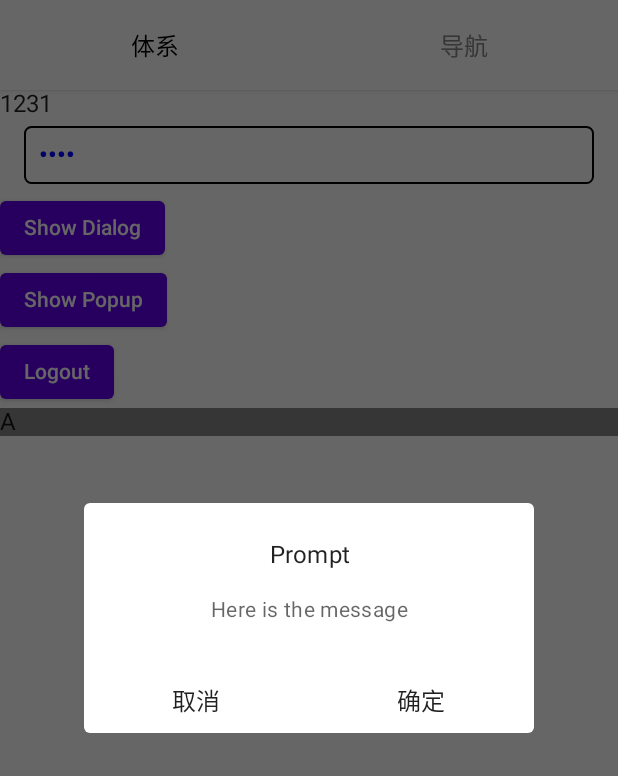
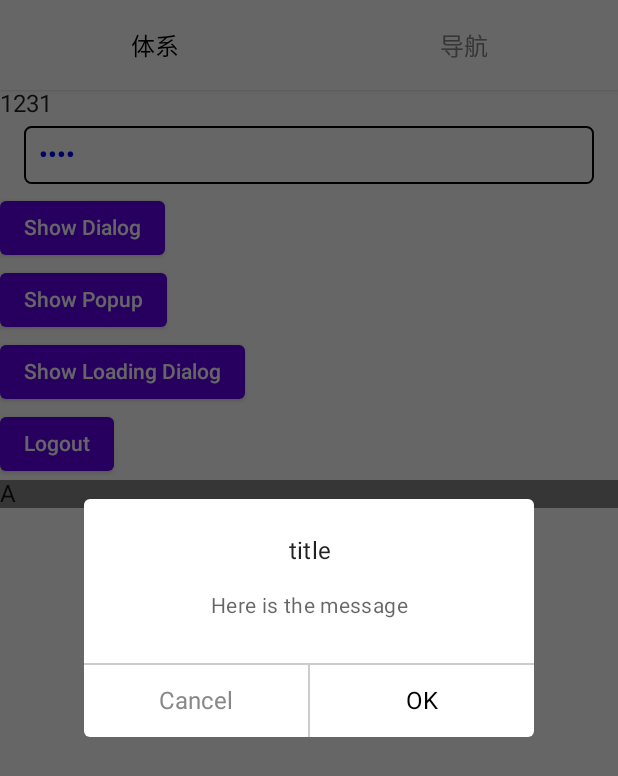
Before and after one commit to crayonxiaoxin/WanAndroid, an Android app built with Jetpack Compose: the composable TixiScreen shown on its own in the app's theme, after a tap on "Show Dialog", on a phone screen of 412 x 824 dp. Shown: the top 776 px of the screen. Run offline under Robolectric (Android 15) with nearby library versions, the phone set to English and light mode, and no system bars; our stand-ins replace accompanist; missing, so only their content is drawn: PermissionRequired, PermissionsRequired; 2 statements that could not run were skipped.

Commit message:
add dialog & loadingDialog

```diff
--- /dev/null
+++ b/app/src/main/java/com/github/crayonxiaoxin/wanandroid/ui/common/Dialog.kt
@@ -0,0 +1,100 @@
+package com.github.crayonxiaoxin.wanandroid.ui.common
+
+import androidx.compose.foundation.background
+import androidx.compose.foundation.clickable
+import androidx.compose.foundation.layout.*
+import androidx.compose.material.*
+import androidx.compose.runtime.Composable
+import androidx.compose.ui.Alignment
+import androidx.compose.ui.Modifier
+import androidx.compose.ui.graphics.Color
+import androidx.compose.ui.graphics.Shape
+import androidx.compose.ui.text.style.TextAlign
+import androidx.compose.ui.unit.dp
+import androidx.compose.ui.window.DialogProperties
+
+@Composable
+fun Dialog(
+    onDismissRequest: () -> Unit, // user click outside the dialog or backPress
+    modifier: Modifier = Modifier,
+    titleText: String = "",
+    messageText: String = "",
+    cancelText: String = "Cancel",
+    okText: String = "OK",
+    cancelClick: () -> Unit = {},
+    okClick: () -> Unit = {},
+    cancelTextColor: Color = Color.Gray,
+    okTextColor: Color = Color.Black,
+    title: (@Composable () -> Unit)? = {
+        Text(
+            text = titleText,
+            modifier = Modifier.fillMaxWidth(),
+            textAlign = TextAlign.Center
+        )
+    },
+    message: @Composable (() -> Unit)? = {
+        Text(
+            text = messageText,
+            modifier = Modifier.fillMaxWidth(),
+            textAlign = TextAlign.Center
+        )
+    },
+    shape: Shape = MaterialTheme.shapes.medium,
+    backgroundColor: Color = MaterialTheme.colors.surface,
+    contentColor: Color = contentColorFor(backgroundColor),
+    properties: DialogProperties = DialogProperties()
+) {
+    AlertDialog(
+        modifier = modifier,
+        onDismissRequest = onDismissRequest,
+        title = title,
+        shape = shape,
+        buttons = {
+            Column {
+                Divider(color = Color.LightGray)
+                Row(
+                    modifier = Modifier
+                        .fillMaxWidth()
+                        .height(48.dp),
+                    horizontalArrangement = Arrangement.SpaceEvenly
+                ) {
+                    Box(
+                        modifier = Modifier
+                            .clickable(onClick = cancelClick)
+                            .fillMaxHeight()
+                            .weight(1f),
+                        contentAlignment = Alignment.Center
+                    ) {
+                        Text(
+                            cancelText,
+                            color = cancelTextColor,
+                            textAlign = TextAlign.Center
+                        )
+                    }
+                    Box(
+                        modifier = Modifier
+                            .fillMaxHeight()
+                            .width(1.dp)
+                            .background(color = Color.LightGray)
+                    )
+                    Box(
+                        modifier = Modifier
+                            .clickable(onClick = okClick)
+                            .fillMaxHeight()
+                            .weight(1f),
+                        contentAlignment = Alignment.Center
+                    ) {
+                        Text(
+                            okText,
+                            color = okTextColor,
+                            textAlign = TextAlign.Center
+                        )
+                    }
+                }
+            }
+        },
+        text = message,
+        contentColor = contentColor,
+        properties = properties
+    )
+}
--- a/app/src/main/java/com/github/crayonxiaoxin/wanandroid/ui/home/HomeScreenVM.kt
+++ b/app/src/main/java/com/github/crayonxiaoxin/wanandroid/ui/home/HomeScreenVM.kt
@@ -6,8 +6,7 @@ import androidx.lifecycle.ViewModel
 import androidx.lifecycle.viewModelScope
 import com.github.crayonxiaoxin.wanandroid.data.*
 import com.github.crayonxiaoxin.wanandroid.model.ArticleData
-import com.github.crayonxiaoxin.wanandroid.model.BannerData
-import kotlinx.coroutines.flow.MutableStateFlow
+import com.github.crayonxiaoxin.wanandroid.ui.common.BannerData
 import kotlinx.coroutines.launch
 
 class HomeScreenVM : ViewModel() {
--- a/app/src/main/java/com/github/crayonxiaoxin/wanandroid/ui/login/LoginScreen.kt
+++ b/app/src/main/java/com/github/crayonxiaoxin/wanandroid/ui/login/LoginScreen.kt
@@ -30,7 +30,7 @@ import androidx.constraintlayout.compose.ChainStyle
 import androidx.constraintlayout.compose.ConstraintLayout
 import androidx.navigation.NavHostController
 import com.github.crayonxiaoxin.wanandroid.R
-import com.github.crayonxiaoxin.wanandroid.User
+import com.github.crayonxiaoxin.wanandroid.util.User
 import kotlinx.coroutines.launch
 
 @OptIn(ExperimentalAnimationApi::class)
--- a/app/src/main/java/com/github/crayonxiaoxin/wanandroid/ui/main/MainScreen.kt
+++ b/app/src/main/java/com/github/crayonxiaoxin/wanandroid/ui/main/MainScreen.kt
@@ -23,7 +23,6 @@ import androidx.compose.ui.unit.dp
 import androidx.lifecycle.viewmodel.compose.viewModel
 import androidx.navigation.NavHostController
 import com.github.crayonxiaoxin.wanandroid.R
-import com.github.crayonxiaoxin.wanandroid.User
 import com.github.crayonxiaoxin.wanandroid.ui.daohang.DaoHangScreen
 import com.github.crayonxiaoxin.wanandroid.ui.home.HomeScreen
 import com.github.crayonxiaoxin.wanandroid.ui.home.HomeScreenVM
--- a/app/src/main/java/com/github/crayonxiaoxin/wanandroid/ui/tixi/TixiScreen.kt
+++ b/app/src/main/java/com/github/crayonxiaoxin/wanandroid/ui/tixi/TixiScreen.kt
@@ -15,20 +15,25 @@ import androidx.compose.ui.Alignment
 import androidx.compose.ui.Modifier
 import androidx.compose.ui.draw.shadow
 import androidx.compose.ui.graphics.Color
+import androidx.compose.ui.graphics.RectangleShape
+import androidx.compose.ui.graphics.Shape
 import androidx.compose.ui.text.TextStyle
 import androidx.compose.ui.text.font.FontWeight
 import androidx.compose.ui.text.input.KeyboardType
 import androidx.compose.ui.text.input.PasswordVisualTransformation
 import androidx.compose.ui.text.style.TextAlign
-import androidx.compose.ui.unit.*
+import androidx.compose.ui.unit.ExperimentalUnitApi
+import androidx.compose.ui.unit.dp
+import androidx.compose.ui.unit.sp
 import androidx.compose.ui.window.Popup
 import androidx.navigation.NavHostController
-import com.github.crayonxiaoxin.wanandroid.User
 import com.github.crayonxiaoxin.wanandroid.toast
-import com.github.crayonxiaoxin.wanandroid.ui.common.RequestPermission
+import com.github.crayonxiaoxin.wanandroid.ui.common.Dialog
+import com.github.crayonxiaoxin.wanandroid.ui.common.LoadingDialog
 import com.github.crayonxiaoxin.wanandroid.ui.common.RequestPermissions
+import com.github.crayonxiaoxin.wanandroid.util.User
 import com.google.accompanist.insets.statusBarsPadding
-import com.google.accompanist.permissions.*
+import com.google.accompanist.permissions.ExperimentalPermissionsApi
 import kotlinx.coroutines.launch
 
 @OptIn(ExperimentalUnitApi::class)
@@ -77,49 +82,19 @@ fun TixiScreen(controller: NavHostController) {
                 Text(text = "Show Dialog")
             }
             if (openDialog.value) {
-                AlertDialog(
+                Dialog(
                     modifier = Modifier.width(300.dp),
                     onDismissRequest = {
-                        // user click outside the dialog or backPress
                         openDialog.value = false
                     },
-                    title = {
-                        Text(
-                            text = "Prompt",
-                            modifier = Modifier.fillMaxWidth(),
-                            textAlign = TextAlign.Center
-                        )
+                    titleText = "title",
+                    messageText = "Here is the message",
+                    okClick = {
+                        openDialog.value = false
                     },
-                    buttons = {
-                        Row(
-                            modifier = Modifier.fillMaxWidth(),
-                            horizontalArrangement = Arrangement.SpaceEvenly
-                        ) {
-                            Text(
-                                "取消",
-                                textAlign = TextAlign.Center,
-                                modifier = Modifier
-                                    .clickable { openDialog.value = false }
-                                    .padding(10.dp)
-                                    .weight(1f)
-                            )
-                            Text(
-                                "确定",
-                                textAlign = TextAlign.Center,
-                                modifier = Modifier
-                                    .clickable { openDialog.value = false }
-                                    .padding(10.dp)
-                                    .weight(1f)
-                            )
-                        }
-                    },
-                    text = {
-                        Text(
-                            text = "Here is the message",
-                            modifier = Modifier.fillMaxWidth(),
-                            textAlign = TextAlign.Center
-                        )
-                    },
+                    cancelClick = {
+                        openDialog.value = false
+                    }
                 )
             }
             val openPopup = remember {
@@ -159,6 +134,19 @@ fun TixiScreen(controller: NavHostController) {
                         )
                     }
                 }
+            }
+
+            val openLoading = remember {
+                mutableStateOf(false)
+            }
+            Button(onClick = {
+                openLoading.value = true
+            }
+            ) {
+                Text(text = "Show Loading Dialog")
+            }
+            if (openLoading.value) {
+                LoadingDialog(onDismissRequest = { openLoading.value = false })
             }
 
             val scope = rememberCoroutineScope()
--- a/app/src/main/java/com/github/crayonxiaoxin/wanandroid/UserStore.kt
+++ b/app/src/main/java/com/github/crayonxiaoxin/wanandroid/util/UserStore.kt
@@ -1,4 +1,4 @@
-package com.github.crayonxiaoxin.wanandroid
+package com.github.crayonxiaoxin.wanandroid.util
 
 import android.content.Context
 import androidx.datastore.core.DataStore
```
Also changed, not shown: app/src/main/java/com/github/crayonxiaoxin/wanandroid/App.kt (+8 -0 lines), app/src/main/java/com/github/crayonxiaoxin/wanandroid/NavGraph.kt (+6 -8 lines), app/src/main/java/com/github/crayonxiaoxin/wanandroid/model/Banners.kt (+2 -11 lines), app/src/main/java/com/github/crayonxiaoxin/wanandroid/ui/common/Banner.kt (+11 -1 lines), app/src/main/java/com/github/crayonxiaoxin/wanandroid/ui/common/LoadingDialog.kt (added, +80 -0 lines), app/src/main/java/com/github/crayonxiaoxin/wanandroid/ui/mine/MineScreen.kt (+1 -47 lines), app/src/main/java/com/github/crayonxiaoxin/wanandroid/util/DateUtil.kt (added, +43 -0 lines), app/src/main/java/com/github/crayonxiaoxin/wanandroid/util/FileUtil.kt (added, +168 -0 lines), app/src/main/res/drawable/dialog_loading_img.png (added).
